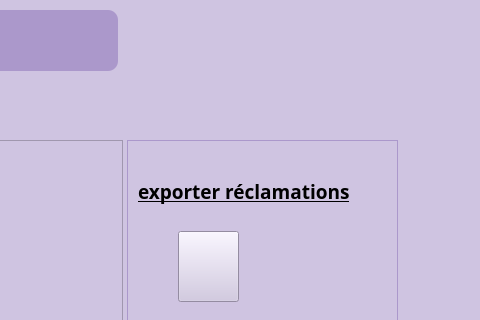
This is stock.ui in brahimABD98/smartkids as Qt 5 draws it before an edit; both pictures show x 463 to 943 and y 0 to 320 of the 943 by 586 pixel window. The edited form follows.
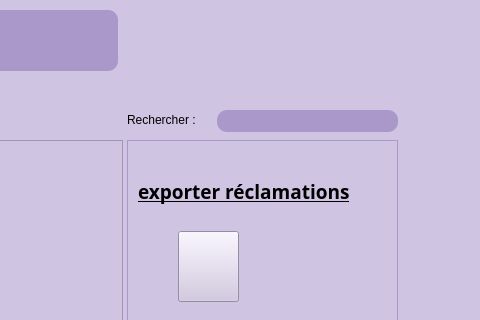
This is the edited form. The open tabs and pages were chosen to show the change. Icons and pictures are not drawn.

The edit to the form file:
```diff
--- a/stock.ui
+++ b/stock.ui
@@ -2655,6 +2655,38 @@
       </property>
      </widget>
     </widget>
+    <widget class="QLabel" name="label_25">
+     <property name="geometry">
+      <rect>
+       <x>590</x>
+       <y>30</y>
+       <width>91</width>
+       <height>20</height>
+      </rect>
+     </property>
+     <property name="styleSheet">
+      <string notr="true">font: 10pt &quot;Quicksand&quot;;</string>
+     </property>
+     <property name="text">
+      <string>Rechercher :</string>
+     </property>
+    </widget>
+    <widget class="QLineEdit" name="lineEdit_recherche_rec">
+     <property name="geometry">
+      <rect>
+       <x>680</x>
+       <y>30</y>
+       <width>181</width>
+       <height>22</height>
+      </rect>
+     </property>
+     <property name="styleSheet">
+      <string notr="true">border-color: rgb(255, 255, 255);
+
+border-radius: 10px;
+background-color: rgb(171, 152, 203);</string>
+     </property>
+    </widget>
    </widget>
   </widget>
   <widget class="QFrame" name="frame_4">
```
Left out of the diff: 16 changed lines with no effect on the pictures.
